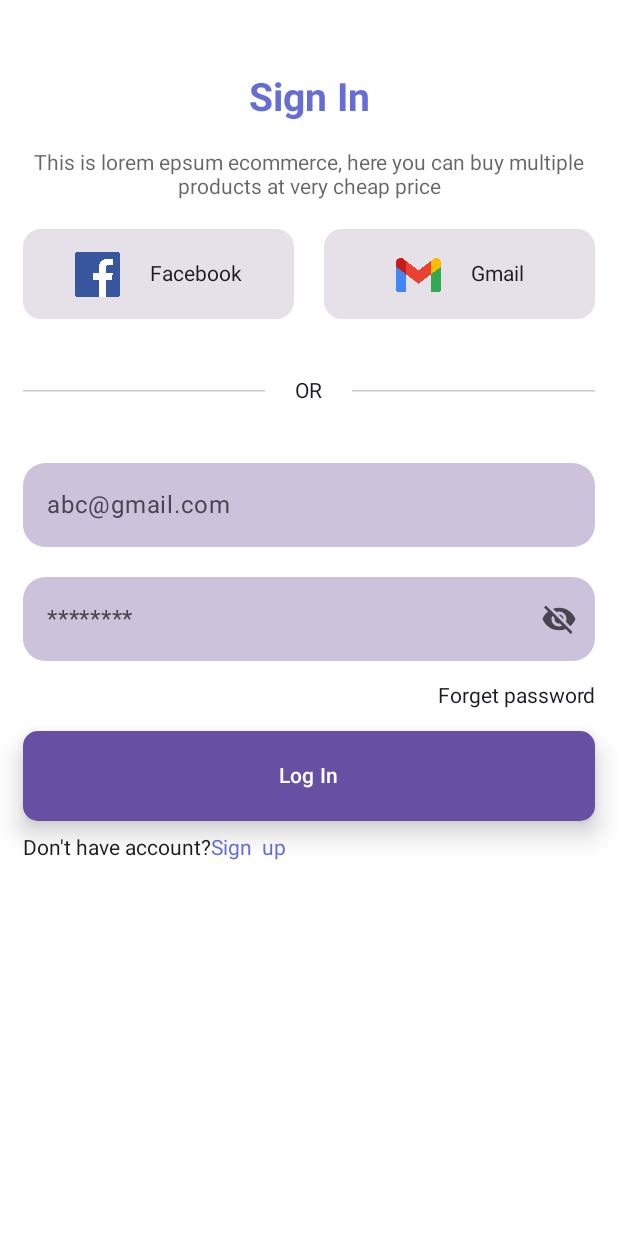
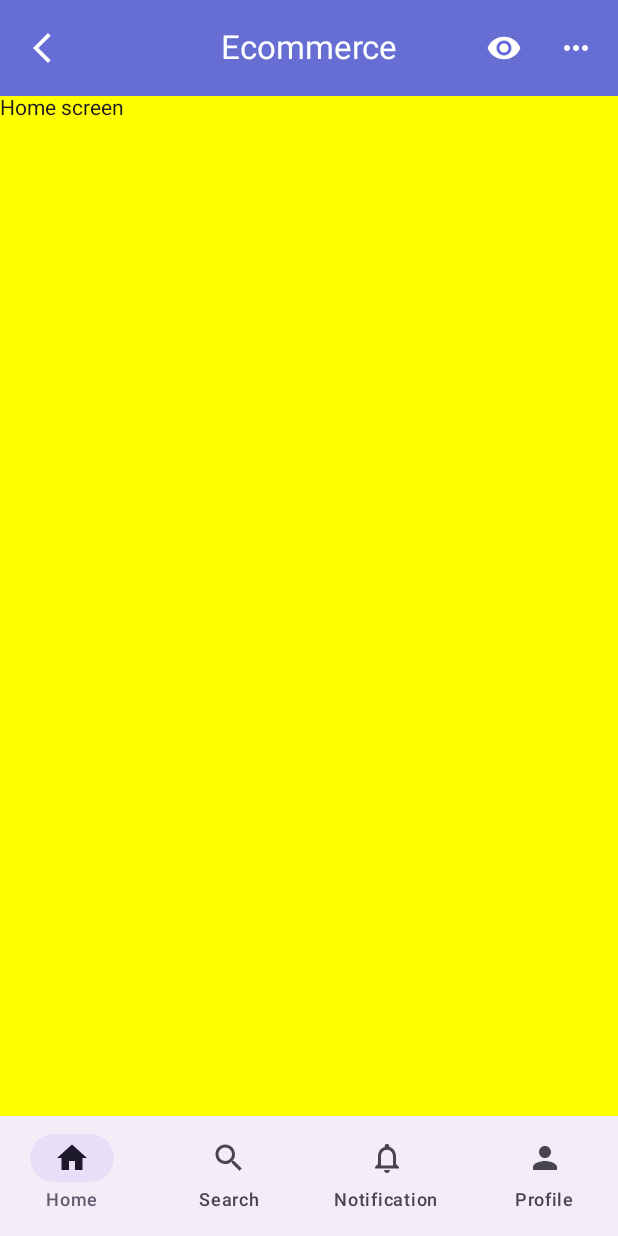
Before and after one commit to Sprajapati123/C37A, an Android app built with Jetpack Compose: the screen it shows after launch (LoginActivity before the commit, DashboardActivity after it), on a phone screen of 412 x 824 dp. Run offline under Robolectric (Android 15) with nearby library versions, the phone set to English and light mode, and no system bars.

```diff
--- a/app/src/main/java/com/example/c37a/DashboardActivity.kt
+++ b/app/src/main/java/com/example/c37a/DashboardActivity.kt
@@ -5,21 +5,32 @@ import android.os.Bundle
 import androidx.activity.ComponentActivity
 import androidx.activity.compose.setContent
 import androidx.activity.enableEdgeToEdge
+import androidx.compose.foundation.layout.Box
 import androidx.compose.foundation.layout.Column
 import androidx.compose.foundation.layout.fillMaxSize
 import androidx.compose.foundation.layout.padding
+import androidx.compose.material3.CenterAlignedTopAppBar
 import androidx.compose.material3.ExperimentalMaterial3Api
 import androidx.compose.material3.Icon
 import androidx.compose.material3.IconButton
+import androidx.compose.material3.NavigationBar
+import androidx.compose.material3.NavigationBarItem
 import androidx.compose.material3.Scaffold
 import androidx.compose.material3.Text
 import androidx.compose.material3.TopAppBar
+import androidx.compose.material3.TopAppBarDefaults
 import androidx.compose.runtime.Composable
+import androidx.compose.runtime.getValue
+import androidx.compose.runtime.mutableStateOf
+import androidx.compose.runtime.remember
+import androidx.compose.runtime.setValue
 import androidx.compose.ui.Modifier
 import androidx.compose.ui.platform.LocalContext
 import androidx.compose.ui.res.painterResource
 import androidx.compose.ui.tooling.preview.Preview
+import com.example.c37a.ui.theme.Blue
 import com.example.c37a.ui.theme.C37ATheme
+import com.example.c37a.ui.theme.White
 
 class DashboardActivity : ComponentActivity() {
     override fun onCreate(savedInstanceState: Bundle?) {
@@ -41,10 +52,27 @@ fun DashboardBody() {
     val email = activity.intent.getStringExtra("email")
     val password = activity.intent.getStringExtra("password")
 
+    data class NavItem(val label:String,val icon: Int)
+
+    var selectedIndex by remember { mutableStateOf(0) }
+
+    val navList = listOf(
+        NavItem(label = "Home", icon = R.drawable.baseline_home_24),
+        NavItem(label = "Search", icon = R.drawable.baseline_search_24),
+        NavItem(label = "Notification", icon = R.drawable.baseline_notifications_none_24),
+        NavItem(label = "Profile", icon = R.drawable.baseline_person_24),
+    )
+
     Scaffold(
         topBar = {
-            TopAppBar(
+            CenterAlignedTopAppBar(
                 title = {Text("Ecommerce")},
+                colors = TopAppBarDefaults.topAppBarColors(
+                    containerColor = Blue,
+                    navigationIconContentColor = White,
+                    titleContentColor = White,
+                    actionIconContentColor = White
+                ),
                 navigationIcon = {
                     IconButton(onClick = {
                         activity.finish()
@@ -71,15 +99,41 @@ fun DashboardBody() {
                     }
                 }
             )
+        },
+        bottomBar = {
+            NavigationBar {
+                navList.forEachIndexed { index,item->
+                    NavigationBarItem(
+                        icon = {
+                            Icon(
+                                painter = painterResource(item.icon),
+                                contentDescription = null
+                            )
+                        },
+                        label = {
+                            Text(item.label)
+                        },
+                        selected = selectedIndex == index,
+                        onClick = {
+                           selectedIndex = index
+                        }
+                    )
+                }
+            }
         }
     ) { padding ->
-        Column(
+        Box(
             modifier = Modifier
                 .fillMaxSize()
                 .padding(padding)
         ) {
-            Text("Email: $email")
-            Text("Password: $password")
+            when(selectedIndex){
+                0 -> HomeScreen()
+                1 -> SearchScreen()
+                2 -> NotificationScreen()
+                3 -> ProfileScreen()
+                else -> HomeScreen()
+            }
         }
     }
 }
--- /dev/null
+++ b/app/src/main/java/com/example/c37a/HomeScreen.kt
@@ -0,0 +1,17 @@
+package com.example.c37a
+
+import androidx.compose.foundation.background
+import androidx.compose.foundation.layout.Column
+import androidx.compose.foundation.layout.fillMaxSize
+import androidx.compose.material3.Text
+import androidx.compose.runtime.Composable
+import androidx.compose.ui.Modifier
+import androidx.compose.ui.graphics.Color
+@Composable
+fun HomeScreen(){
+    Column(
+        modifier = Modifier.fillMaxSize().background(Color.Yellow)
+    ) {
+        Text("Home screen")
+    }
+}
--- a/app/src/main/java/com/example/c37a/RegistrationActivity.kt
+++ b/app/src/main/java/com/example/c37a/RegistrationActivity.kt
@@ -255,7 +255,7 @@ fun RegisterBody() {
                         Toast.makeText(context,
                             "Registration success",
                             Toast.LENGTH_SHORT).show()
-                        activity.finish()
+//                        activity.finish()
                     }
 
                 },
--- /dev/null
+++ b/app/src/main/res/drawable/baseline_home_24.xml
@@ -0,0 +1,5 @@
+<vector xmlns:android="http://schemas.android.com/apk/res/android" android:height="24dp" android:tint="#000000" android:viewportHeight="24" android:viewportWidth="24" android:width="24dp">
+
+    <path android:fillColor="@android:color/white" android:pathData="M10,20v-6h4v6h5v-8h3L12,3 2,12h3v8z"/>
+
+</vector>
--- /dev/null
+++ b/app/src/main/res/drawable/baseline_notifications_none_24.xml
@@ -0,0 +1,5 @@
+<vector xmlns:android="http://schemas.android.com/apk/res/android" android:height="24dp" android:tint="#000000" android:viewportHeight="24" android:viewportWidth="24" android:width="24dp">
+
+    <path android:fillColor="@android:color/white" android:pathData="M12,22c1.1,0 2,-0.9 2,-2h-4c0,1.1 0.9,2 2,2zM18,16v-5c0,-3.07 -1.63,-5.64 -4.5,-6.32L13.5,4c0,-0.83 -0.67,-1.5 -1.5,-1.5s-1.5,0.67 -1.5,1.5v0.68C7.64,5.36 6,7.92 6,11v5l-2,2v1h16v-1l-2,-2zM16,17L8,17v-6c0,-2.48 1.51,-4.5 4,-4.5s4,2.02 4,4.5v6z"/>
+
+</vector>
--- /dev/null
+++ b/app/src/main/res/drawable/baseline_person_24.xml
@@ -0,0 +1,5 @@
+<vector xmlns:android="http://schemas.android.com/apk/res/android" android:height="24dp" android:tint="#000000" android:viewportHeight="24" android:viewportWidth="24" android:width="24dp">
+
+    <path android:fillColor="@android:color/white" android:pathData="M12,12c2.21,0 4,-1.79 4,-4s-1.79,-4 -4,-4 -4,1.79 -4,4 1.79,4 4,4zM12,14c-2.67,0 -8,1.34 -8,4v2h16v-2c0,-2.66 -5.33,-4 -8,-4z"/>
+
+</vector>
--- /dev/null
+++ b/app/src/main/res/drawable/baseline_search_24.xml
@@ -0,0 +1,5 @@
+<vector xmlns:android="http://schemas.android.com/apk/res/android" android:height="24dp" android:tint="#000000" android:viewportHeight="24" android:viewportWidth="24" android:width="24dp">
+
+    <path android:fillColor="@android:color/white" android:pathData="M15.5,14h-0.79l-0.28,-0.27C15.41,12.59 16,11.11 16,9.5 16,5.91 13.09,3 9.5,3S3,5.91 3,9.5 5.91,16 9.5,16c1.61,0 3.09,-0.59 4.23,-1.57l0.27,0.28v0.79l5,4.99L20.49,19l-4.99,-5zM9.5,14C7.01,14 5,11.99 5,9.5S7.01,5 9.5,5 14,7.01 14,9.5 11.99,14 9.5,14z"/>
+
+</vector>
```
Also changed, not shown: app/src/main/AndroidManifest.xml (+8 -2 lines), app/src/main/java/com/example/c37a/NotificationScreen.kt (added, +18 -0 lines), app/src/main/java/com/example/c37a/ProfileScreen.kt (added, +18 -0 lines), app/src/main/java/com/example/c37a/SearchScreen.kt (added, +20 -0 lines).
